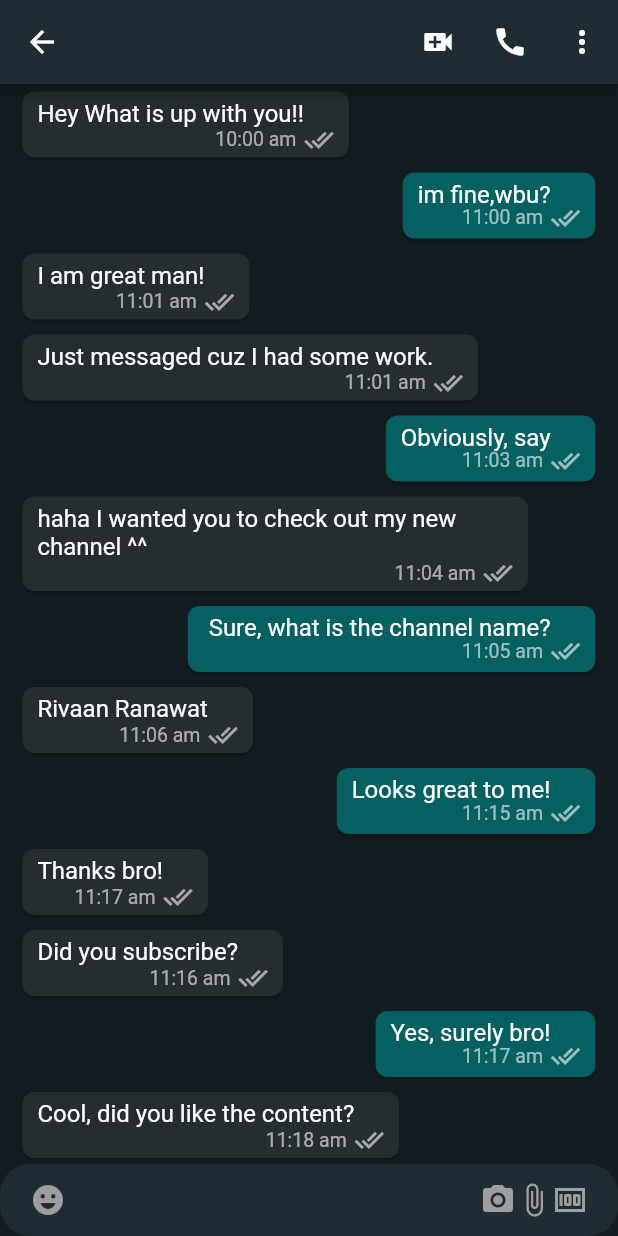
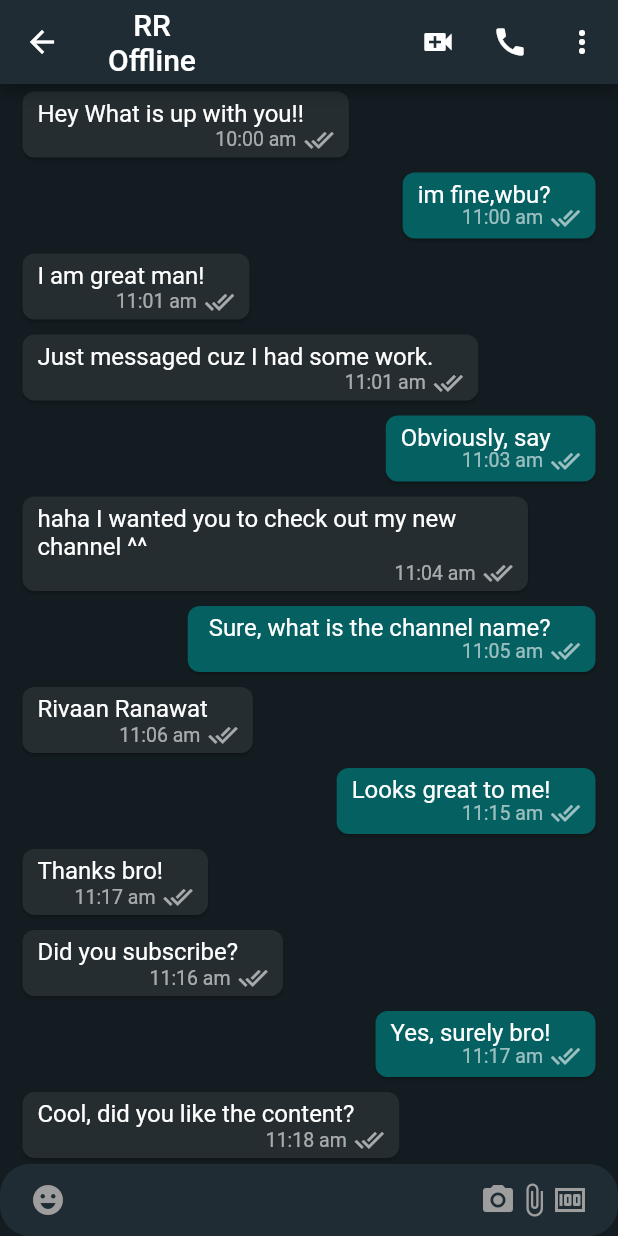
Before and after one commit to Shinobi0607/ShinChat, a Flutter app: the MobileChatScreen screen opened directly, on a phone screen of 412 x 824 dp. Run offline on Flutter 3.47's test engine with Material 2 defaults, Android fonts, the phone set to English and light mode, and no system bars; our stand-ins replace cloud_firestore, country_picker, firebase_auth, firebase_core, firebase_storage, flutter_contacts and 2 more; accounts and stored records are empty.

Commit message:
"Helllo"

```diff
--- a/lib/screens/mobile_chat_screen.dart
+++ b/lib/screens/mobile_chat_screen.dart
@@ -3,6 +3,7 @@ import 'package:flutter/material.dart';
 import 'package:flutter_riverpod/flutter_riverpod.dart';
 
 import 'package:whatsapp_ui/colors.dart';
+import 'package:whatsapp_ui/common/widgets/loader.dart';
 import 'package:whatsapp_ui/features/auth/controller/auth_controller.dart';
 import 'package:whatsapp_ui/models/user_model.dart';
 import 'package:whatsapp_ui/widgets/chat_list.dart';
@@ -25,14 +26,17 @@ class MobileChatScreen extends ConsumerWidget {
         title: StreamBuilder<UserModel>(
             stream: ref.read(authControllerProvider).userDataById(uid),
             builder: (context, snapshot) {
-              if (snapshot.connectionState == ConnectionState.done) {
-                return Column(
-                  children: [
-                    Text(name),
-                  ],
-                );
+              if (snapshot.connectionState == ConnectionState.waiting) {
+                return const Loader();
               }
-              return Container();
+              return Column(
+                children: [
+                  Text(name),
+                  Text(
+                    snapshot.data!.isOnline ? 'Online' : 'Offline',
+                  ),
+                ],
+              );
             }),
         centerTitle: false,
         actions: [
```
